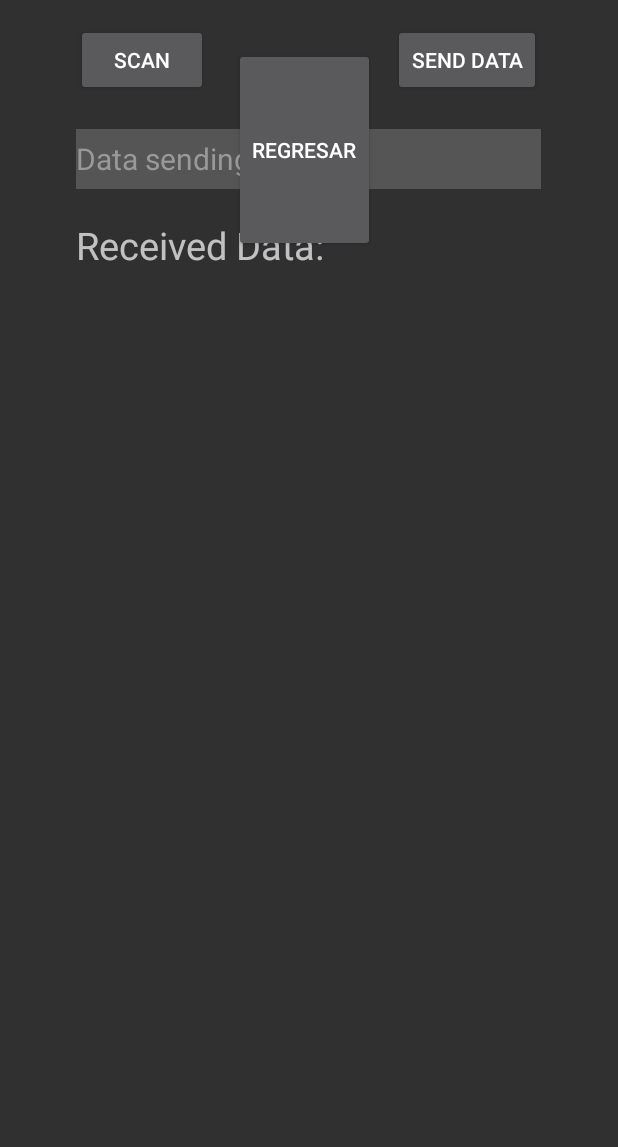
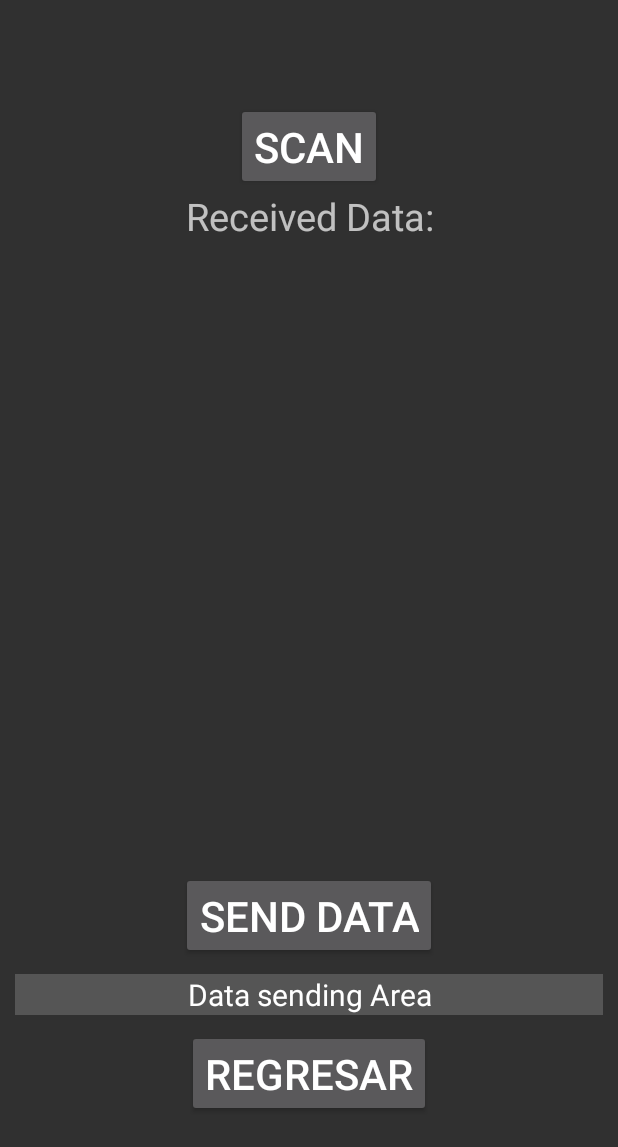
Before and after one commit to AlfredoArmenta/APPSTRESS, an Android app: the layout activity_bluno.xml on its own in the app's theme, with its tools: preview values and no code run, on a phone screen of 412 x 824 dp. Shown: the top 1147 px of the screen. Run offline under Robolectric (Android 15) with nearby library versions, the phone set to English and light mode, and no system bars.

Commit message:
Se hicieron cambios

```diff
--- a/app/src/main/AndroidManifest.xml
+++ b/app/src/main/AndroidManifest.xml
@@ -21,7 +21,7 @@
         android:theme="@style/Theme.AppCompat.NoActionBar">
 
         <activity android:name=".Mostrar" />
-        <activity android:name=".Bluetooth.ConectarBluno"/>
+        <activity android:name=".Bluetooth.ConectarBluno" android:screenOrientation="portrait"/>
 
         <activity
             android:name=".MenuPrincipal"
--- a/app/src/main/res/layout/activity_bluno.xml
+++ b/app/src/main/res/layout/activity_bluno.xml
@@ -1,99 +1,77 @@
 <?xml version="1.0" encoding="utf-8"?>
-<RelativeLayout
+<LinearLayout
     xmlns:android="http://schemas.android.com/apk/res/android"
     xmlns:tools="http://schemas.android.com/tools"
     android:layout_width="match_parent"
     android:layout_height="match_parent"
-    android:paddingBottom="@dimen/activity_vertical_margin"
-    android:paddingLeft="@dimen/activity_horizontal_margin"
-    android:paddingRight="@dimen/activity_horizontal_margin"
-    android:paddingTop="@dimen/activity_vertical_margin"
-    android:focusable="true"
-    android:focusableInTouchMode="true"
+    android:orientation="vertical"
+    android:gravity="center"
     tools:context=".Bluetooth.ConectarBluno">
+
+    <Button
+        android:id="@+id/buttonScan"
+        android:layout_width="wrap_content"
+        android:layout_height="wrap_content"
+        android:text="Scan"
+        android:textSize="28dp"/>
+
+    <TextView
+        android:id="@+id/editText2"
+        android:layout_width="match_parent"
+        android:layout_height="wrap_content"
+        android:layout_marginBottom="10dp"
+        android:textAlignment="center"
+        android:ems="10"
+        android:text="Received Data:"
+        android:textSize="25sp" />
 
     <ScrollView
         android:id="@+id/scrollView"
-        android:layout_width="309dp"
-        android:layout_height="451dp"
-        android:layout_below="@+id/editText2"
-        android:layout_alignStart="@+id/editText2"
-        android:layout_alignLeft="@+id/editText2"
-        android:layout_alignEnd="@+id/serialSendText"
-        android:layout_alignRight="@+id/serialSendText"
-        android:layout_alignParentBottom="true"
-        android:layout_marginEnd="1dp"
-        android:layout_marginRight="1dp"
-        android:layout_marginBottom="100dp">
+        android:layout_width="match_parent"
+        android:layout_height="400dp"
+        android:layout_marginBottom="10dp"
+        android:layout_marginEnd="@dimen/margin"
+        android:layout_marginStart="@dimen/margin"
+        android:scrollbarThumbVertical="@drawable/scroll">
 
         <TextView
             android:id="@+id/serialReveicedText"
             android:layout_width="wrap_content"
             android:layout_height="wrap_content"
-            android:layout_below="@+id/editText2"
-            android:layout_alignStart="@+id/editText2"
-            android:layout_alignLeft="@+id/editText2"
-            android:layout_alignEnd="@+id/serialSendText"
-            android:layout_alignRight="@+id/serialSendText"
-            android:layout_alignParentBottom="true"
             android:ems="10"
             android:textSize="10sp" />
+
     </ScrollView>
 
     <Button
         android:id="@+id/buttonSerialSend"
         android:layout_width="wrap_content"
         android:layout_height="wrap_content"
-        android:layout_above="@+id/serialSendText"
-        android:layout_alignRight="@+id/serialSendText"
-        android:text="Send Data" />
-
-    <TextView
-        android:id="@+id/editText2"
-        android:layout_width="wrap_content"
-        android:layout_height="wrap_content"
-        android:layout_alignLeft="@+id/serialSendText"
-        android:layout_below="@+id/serialSendText"
-        android:layout_marginTop="20dp"
-        android:ems="10"
-        android:text="Received Data:"
-        android:textSize="25sp" />
+        android:text="Send Data"
+        android:textSize="28dp"
+        android:layout_marginBottom="10dp"/>
 
     <EditText
         android:id="@+id/serialSendText"
-        android:layout_width="310dp"
-        android:layout_height="40dp"
-        android:layout_below="@+id/buttonScan"
-        android:layout_centerHorizontal="true"
-        android:layout_marginTop="22dp"
+        android:layout_width="match_parent"
+        android:layout_height="wrap_content"
         android:background="#555555"
         android:bufferType="editable"
+        android:textAlignment="center"
         android:ems="10"
         android:inputType="text"
         android:text="Data sending Area"
-        android:textColor="#999999"
-        android:textSize="20dip" />
-
-    <Button
-        android:id="@+id/buttonScan"
-        android:layout_width="wrap_content"
-        android:layout_height="wrap_content"
-        android:layout_alignLeft="@+id/serialSendText"
-        android:layout_alignParentTop="true"
-        android:text="Scan"/>
+        android:textSize="20dp"
+        android:layout_marginBottom="@dimen/margin"
+        android:layout_marginEnd="@dimen/margin"
+        android:layout_marginStart="@dimen/margin" />
 
     <Button
         android:id="@+id/CSRegresar"
-        android:layout_width="109dp"
-        android:layout_height="59dp"
-        android:layout_alignParentStart="true"
-        android:layout_alignParentTop="true"
-        android:layout_alignParentEnd="true"
-        android:layout_alignParentBottom="true"
-        android:layout_marginStart="140dp"
-        android:layout_marginTop="16dp"
-        android:layout_marginEnd="146dp"
-        android:layout_marginBottom="640dp"
-        android:text="Regresar" />
+        android:layout_width="wrap_content"
+        android:layout_height="wrap_content"
+        android:text="Regresar"
+        android:textSize="28dp"
+        android:layout_marginBottom="10dp"/>
 
-</RelativeLayout>
+</LinearLayout>
```
Also changed, not shown: app/src/main/java/com/example/estres2/InicioSesion.java (+5 -7 lines), app/src/main/java/com/example/estres2/RecuperarPassword.java (+5 -2 lines), app/src/main/java/com/example/estres2/Registro.java (+17 -12 lines), app/src/main/java/com/example/estres2/ui/cuenta/CuentaFragment.java (+36 -28 lines), app/src/main/res/layout/activity_registro.xml (+22 -9 lines), app/src/main/res/layout/fragment_cuenta.xml (+21 -9 lines).
